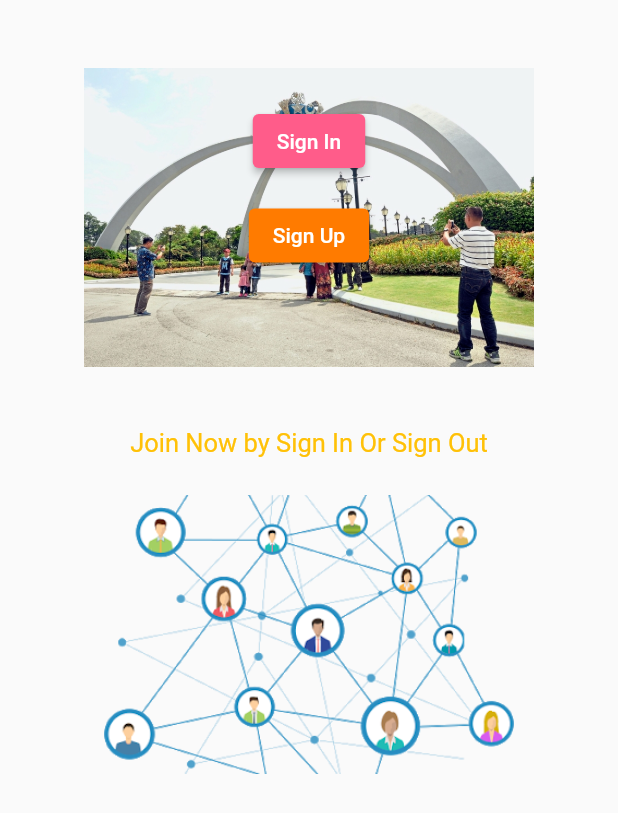
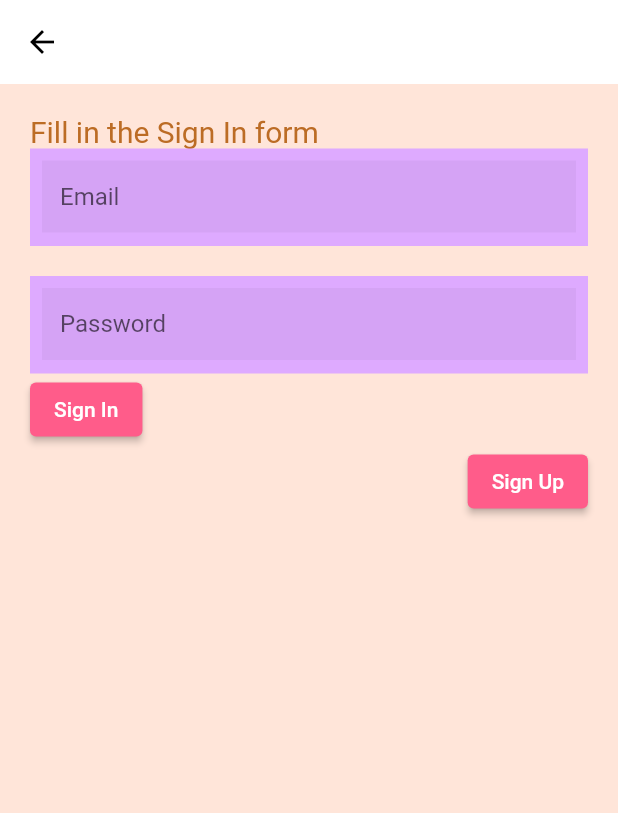
Before and after one commit to arifulUTM/Pathfinder, a Flutter app: the SplashScreen screen opened directly, after a tap on "Sign In", on a phone screen of 412 x 824 dp. Shown: the top 813 px of the screen. Run offline on Flutter 3.47's test engine with Material 2 defaults, Android fonts, the phone set to English and light mode, and no system bars; our stand-ins replace bloc, equatable, firebase_auth, firebase_core, flutter_bloc; accounts and stored records are empty.

Commit message:
SignIn and SingUp Screen done succesfully

```diff
--- /dev/null
+++ b/pathfinder/lib/constants/color_helper.dart
@@ -0,0 +1,8 @@
+import 'package:flutter/material.dart';
+
+const signInBtnColor = Color(0XFFff5c8a);
+const signUpBtnColor = Color(0xFFff7b00);
+const whiteColor = Color(0xFFFFFFFF);
+const blackColor = Color(0xFF000000);
+const backgroundColor = Color(0xFFffe5d9);
+const signUpTextColor = Color(0xFFdeaaff);
--- /dev/null
+++ b/pathfinder/lib/user_profile/custom_text_field.dart
@@ -0,0 +1,31 @@
+import 'package:flutter/material.dart';
+import 'package:pathfinder/constants/color_helper.dart';
+
+class CustomTextField extends StatelessWidget {
+  final String hintText;
+  final bool obscureText;
+  final TextEditingController controller;
+  final TextInputType textInputType;
+
+  CustomTextField(
+      {this.textInputType, this.controller, this.hintText, this.obscureText});
+  @override
+  Widget build(BuildContext context) {
+    return Container(
+      padding: EdgeInsets.all(8),
+      height: 65,
+      color: signUpTextColor,
+      child: TextField(
+        obscureText: obscureText,
+        keyboardType: textInputType,
+        controller: controller,
+        decoration: InputDecoration(
+          hintText: hintText,
+          filled: true,
+          enabledBorder: InputBorder.none,
+          focusedBorder: InputBorder.none,
+        ),
+      ),
+    );
+  }
+}
--- /dev/null
+++ b/pathfinder/lib/user_profile/sign_in_screen.dart
@@ -0,0 +1,104 @@
+import 'package:flutter/material.dart';
+import 'package:pathfinder/login/bloc/login_bloc.dart';
+import 'package:flutter_bloc/flutter_bloc.dart';
+import 'package:pathfinder/constants/color_helper.dart';
+import 'package:pathfinder/user_profile/home_screen.dart';
+import 'package:pathfinder/user_profile/custom_text_field.dart';
+import 'package:pathfinder/user_profile/signupscreen.dart';
+
+class SignInScreen extends StatelessWidget {
+  TextEditingController emailController = TextEditingController();
+  TextEditingController passwordController = TextEditingController();
+  LoginBloc loginBloc;
+  @override
+  Widget build(BuildContext context) {
+    loginBloc = BlocProvider.of<LoginBloc>(context);
+    return Scaffold(
+        backgroundColor: backgroundColor,
+        appBar: AppBar(
+            backgroundColor: whiteColor,
+            elevation: 0,
+            leading: IconButton(
+                icon: Icon(Icons.arrow_back, color: blackColor),
+                onPressed: () {
+                  Navigator.pop(context);
+                })),
+        body: Padding(
+          padding: const EdgeInsets.symmetric(horizontal: 20, vertical: 20),
+          child: Column(
+            crossAxisAlignment: CrossAxisAlignment.start,
+            children: [
+              // define all states to get current states
+              BlocListener<LoginBloc, LoginState>(
+                listener: (context, state) {
+                  if (state is LoginSucced) {
+                    Navigator.push(context,
+                        MaterialPageRoute(builder: (_) => HomeScreen()));
+                  }
+                },
+                child: BlocBuilder<LoginBloc, LoginState>(
+                  builder: (context, state) {
+                    if (state is LoginLoading) {
+                      return Center(child: CircularProgressIndicator());
+                    } else if (state is LoginFailed) {
+                      return buildError(state.message);
+                    } else if (state is LoginSucced) {
+                      return Container();
+                    }
+                    return Container();
+                  },
+                ),
+              ),
+              Text(
+                "Fill in the Sign In form",
+                style: TextStyle(fontSize: 20, color: Color(0xFFbc6c25)),
+              ),
+              CustomTextField(
+                hintText: "Email",
+                textInputType: TextInputType.emailAddress,
+                obscureText: false,
+                controller: emailController,
+              ),
+              SizedBox(height: 20),
+              CustomTextField(
+                hintText: "Password",
+                textInputType: TextInputType.visiblePassword,
+                obscureText: true,
+                controller: passwordController,
+              ),
+              Row(mainAxisAlignment: MainAxisAlignment.start, children: [
+                ElevatedButton(
+                  style: ButtonStyle(
+                    backgroundColor: MaterialStateProperty.all(
+                      signInBtnColor,
+                    ),
+                  ),
+                  onPressed: () {},
+                  child: Text('Sign In'),
+                ),
+              ]),
+              Row(
+                mainAxisAlignment: MainAxisAlignment.end,
+                children: [
+                  ElevatedButton(
+                    style: ButtonStyle(
+                        backgroundColor: MaterialStateProperty.all(
+                      signInBtnColor,
+                    )),
+                    onPressed: () {
+                      Navigator.push(context,
+                          MaterialPageRoute(builder: (_) => SignUpScreen()));
+                    },
+                    child: Text('Sign Up'),
+                  ),
+                ],
+              )
+            ],
+          ),
+        ));
+  }
+
+  Widget buildError(String message) {
+    return Text(message, style: TextStyle(fontSize: 20, color: Colors.red));
+  }
+}
--- a/pathfinder/lib/user_profile/splash_screen.dart
+++ b/pathfinder/lib/user_profile/splash_screen.dart
@@ -1,4 +1,7 @@
 import 'package:flutter/material.dart';
+import 'package:pathfinder/constants/color_helper.dart';
+import 'package:pathfinder/user_profile/sign_in_screen.dart';
+import 'package:pathfinder/user_profile/signupscreen.dart';
 
 class SplashScreen extends StatefulWidget {
   SplashScreen({Key key}) : super(key: key);
@@ -30,20 +33,26 @@ class _SplashScreenState extends State<SplashScreen> {
                     ElevatedButton(
                       style: ButtonStyle(
                         backgroundColor: MaterialStateProperty.all(
-                          Color(0XFFff5c8a),
+                          signInBtnColor,
                         ),
                       ),
-                      onPressed: () {},
+                      onPressed: () {
+                        Navigator.push(context,
+                            MaterialPageRoute(builder: (_) => SignInScreen()));
+                      },
                       child: Text('Sign In'),
                     ),
                     SizedBox(height: 15),
                     ElevatedButton(
                       style: ButtonStyle(
                         backgroundColor: MaterialStateProperty.all(
-                          Color(0xFFff7b00),
+                          signUpBtnColor,
                         ),
                       ),
-                      onPressed: () {},
+                      onPressed: () {
+                        Navigator.push(context,
+                            MaterialPageRoute(builder: (_) => SignUpScreen()));
+                      },
                       child: Text('Sign Up'),
                     ),
                   ],
```
Also changed, not shown: pathfinder/lib/main.dart (+17 -3 lines), pathfinder/lib/user_profile/signupscreen.dart (added, +104 -0 lines).
